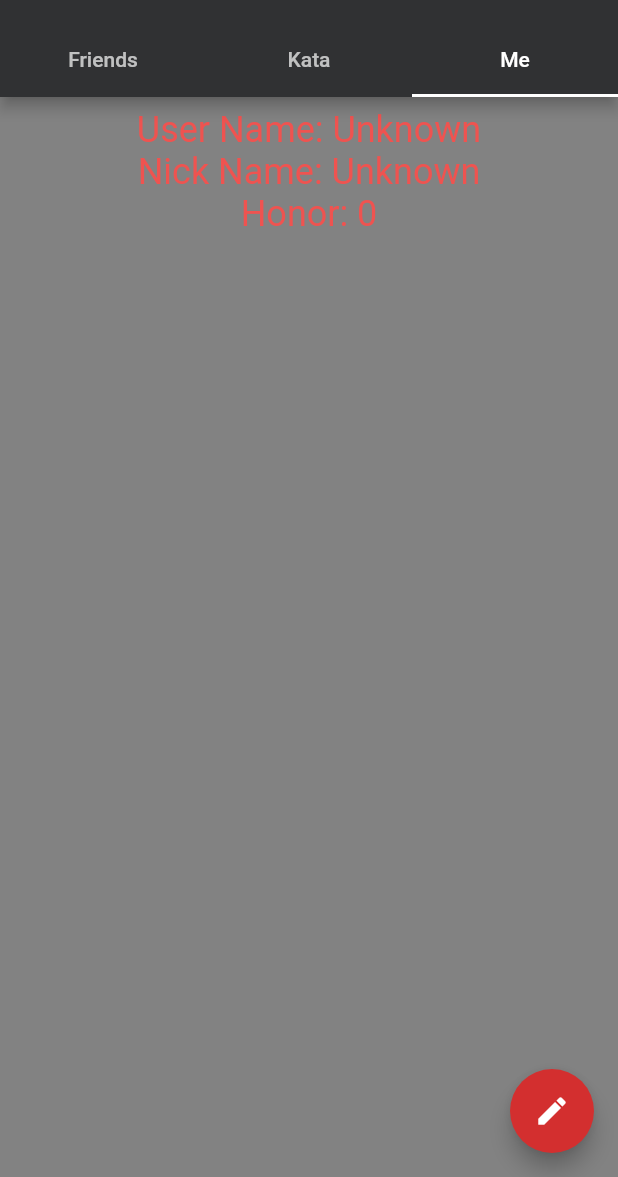
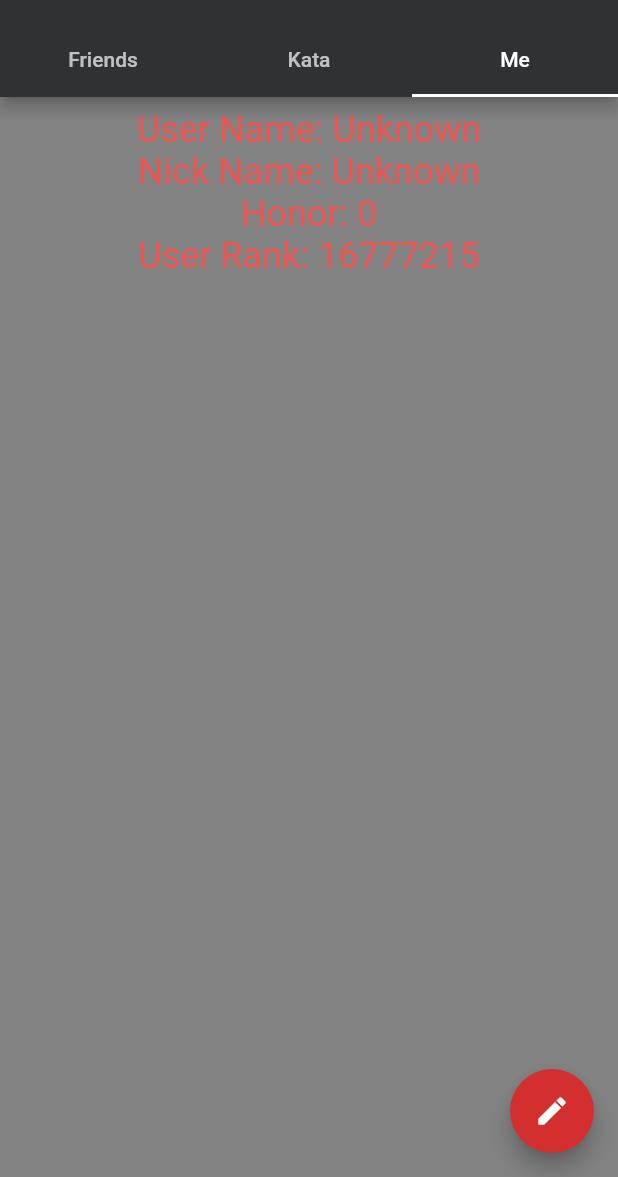
Before and after one commit to ice1000/code_wars_android, a Flutter app: the screen it shows after launch, tab 3 chosen, on a phone screen of 412 x 824 dp, the part 59-1236 px from its top. Run offline on Flutter 3.47's test engine with Material 2 defaults, Android fonts, the phone set to English and light mode, and no system bars.

```diff
--- a/lib/code_wars/code_wars.dart
+++ b/lib/code_wars/code_wars.dart
@@ -65,12 +65,14 @@ class CodeWarsUser {
   String username;
   String name;
   int honor;
+  int leaderboardPosition;
   Ranks rank;
 
   CodeWarsUser.empty() {
     username = "Unknown";
     name = "Unknown";
     honor = 0;
+    leaderboardPosition = 0xffffff;
   }
 
 }
--- a/lib/main.dart
+++ b/lib/main.dart
@@ -2,7 +2,7 @@ import 'dart:convert';
 import 'package:flutter/material.dart';
 import 'code_wars/code_wars.dart';
 import 'code_wars/colors.dart';
-import 'code_wars/util.dart';
+import 'package:code_wars_android/util/util.dart';
 import 'package:http/http.dart';
 
 void main() {
@@ -67,6 +67,7 @@ class TabsFabDemo extends StatefulWidget {
 class _TabsFabDemoState extends State<TabsFabDemo>
     with SingleTickerProviderStateMixin {
   final _scaffoldKey = new GlobalKey<ScaffoldState>();
+  final Color _background = CodeWarsColors.black.shade200;
   final String _title;
   List<_Page> _allPages;
   _Page _friends;
@@ -110,7 +111,8 @@ class _TabsFabDemoState extends State<TabsFabDemo>
           new TextField(controller: _usernameEditingController),
           new FlatButton(onPressed: () {
             Navigator.pop(context);
-            showDialog(context: context, child: new RefreshProgressIndicator());
+            showDialog(context: context, child: new RefreshProgressDialog(
+                _background, width: 100, height: 100));
             get(CodeWarsAPI.getUser(_usernameEditingController.text))
                 .then((val) {
               setState(() {
@@ -118,6 +120,7 @@ class _TabsFabDemoState extends State<TabsFabDemo>
                 _user.username = json['username'];
                 _user.name = json['name'];
                 _user.honor = json['honor'];
+                _user.leaderboardPosition = json['leaderboardPosition'];
               });
               Navigator.pop(context);
             });
@@ -167,7 +170,7 @@ class _TabsFabDemoState extends State<TabsFabDemo>
   Widget buildTabView(_Page page) =>
       new Container(
           key: new ValueKey<String>(page.label),
-          color: CodeWarsColors.black.shade200,
+          color: _background,
           padding: const EdgeInsets.fromLTRB(8.0, 8.0, 8.0, 32.0),
           child: page.childWight
       );
@@ -182,6 +185,8 @@ class _TabsFabDemoState extends State<TabsFabDemo>
               color: CodeWarsColors.red.shade400, fontSize: 24.0)),
           new Text("Honor: ${_user.honor}", style: new TextStyle(
               color: CodeWarsColors.red.shade400, fontSize: 24.0)),
+          new Text("User Rank: ${_user.leaderboardPosition}", style:
+          new TextStyle(color: CodeWarsColors.red.shade400, fontSize: 24.0)),
         ]);
     return new Scaffold(
       key: _scaffoldKey,
```
Also changed, not shown: lib/code_wars/util.dart (deleted, +0 -8 lines), lib/util/util.dart (added, +51 -0 lines).
